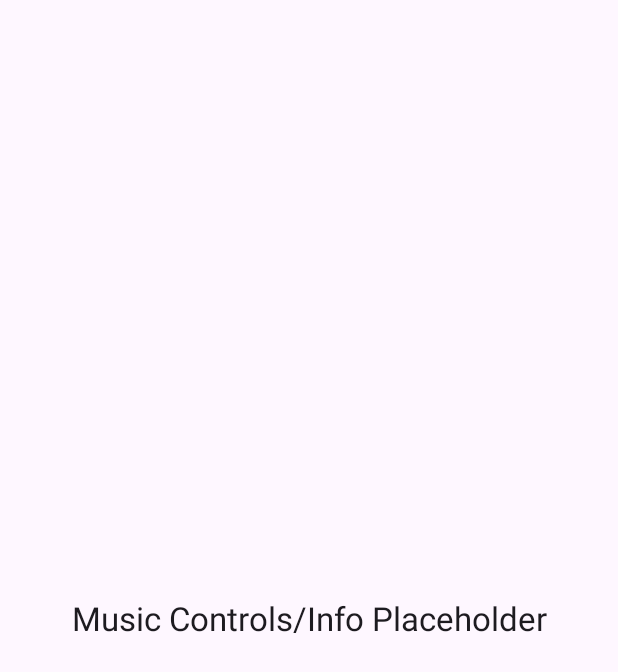
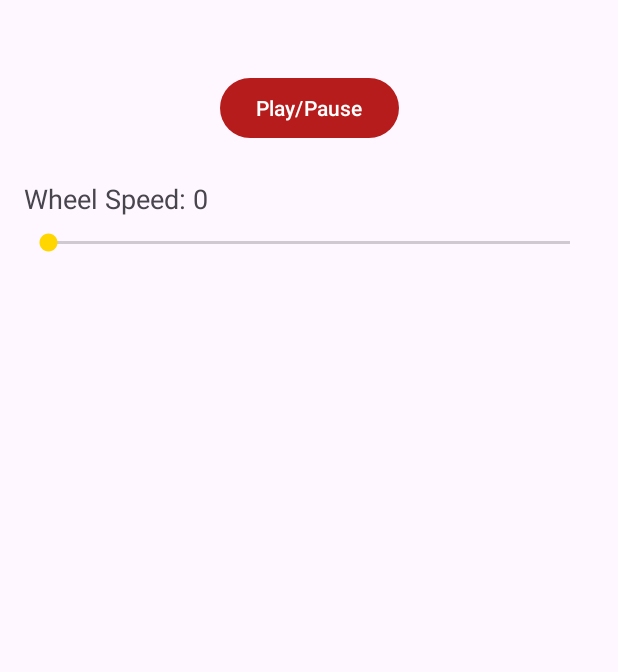
Before and after one commit to m-h-pham/music-bike, an Android app: the fragment MusicFragment shown on its own in the app's theme, on a phone screen of 412 x 824 dp. Shown: the top 672 px of the screen. Run offline under Robolectric (Android 15) with nearby library versions, the light colour scheme and no system bars; network calls fail.

Commit message:
Added play/pause button and manual wheel speed parameter adjustment bar to app

```diff
--- a/MusicBike/app/src/main/java/com/app/musicbike/ui/fragments/MusicFragment.kt
+++ b/MusicBike/app/src/main/java/com/app/musicbike/ui/fragments/MusicFragment.kt
@@ -4,8 +4,9 @@ import android.os.Bundle
 import android.view.LayoutInflater
 import android.view.View
 import android.view.ViewGroup
+import android.widget.SeekBar
 import androidx.fragment.app.Fragment
-import com.app.musicbike.databinding.FragmentMusicBinding // Import generated binding
+import com.app.musicbike.databinding.FragmentMusicBinding
 
 class MusicFragment : Fragment() {
 
@@ -22,8 +23,30 @@ class MusicFragment : Fragment() {
 
     override fun onViewCreated(view: View, savedInstanceState: Bundle?) {
         super.onViewCreated(view, savedInstanceState)
-        // TODO: Add logic for music controls, FMOD interaction, etc.
-        // Example access: binding.textMusicPlaceholder.text = "..."
+
+        val mainActivity = activity as? com.app.musicbike.ui.activities.MainActivity
+
+        // Toggle play/pause
+        binding.toggleButton.setOnClickListener {
+            mainActivity?.toggleFMODPlayback()
+
+            // Update label based on actual FMOD state
+            binding.toggleButton.postDelayed({
+                val isPaused = mainActivity?.isFMODPaused() ?: true
+                binding.toggleButton.text = if (isPaused) "Play" else "Pause"
+            }, 100)
+        }
+
+        // Manual Wheel Speed parameter control
+        binding.wheelSpeedSeekBar.setOnSeekBarChangeListener(object : SeekBar.OnSeekBarChangeListener {
+            override fun onProgressChanged(seekBar: SeekBar?, progress: Int, fromUser: Boolean) {
+                binding.wheelSpeedLabel.text = "Wheel Speed: $progress"
+                mainActivity?.setFMODParameter("Wheel Speed", progress.toFloat())
+            }
+
+            override fun onStartTrackingTouch(seekBar: SeekBar?) {}
+            override fun onStopTrackingTouch(seekBar: SeekBar?) {}
+        })
     }
 
     override fun onDestroyView() {
--- a/MusicBike/app/src/main/res/layout/fragment_music.xml
+++ b/MusicBike/app/src/main/res/layout/fragment_music.xml
@@ -5,15 +5,40 @@
     xmlns:tools="http://schemas.android.com/tools"
     android:layout_width="match_parent"
     android:layout_height="match_parent"
-    tools:context=".ui.fragments.MusicFragment"> <TextView
-    android:id="@+id/text_music_placeholder"
-    android:layout_width="wrap_content"
-    android:layout_height="wrap_content"
-    android:text="Music Controls/Info Placeholder"
-    android:textAppearance="@style/TextAppearance.AppCompat.Large"
-    app:layout_constraintBottom_toBottomOf="parent"
-    app:layout_constraintEnd_toEndOf="parent"
-    app:layout_constraintStart_toStartOf="parent"
-    app:layout_constraintTop_toTopOf="parent" />
+    tools:context=".ui.fragments.MusicFragment">
+
+    <Button
+        android:id="@+id/toggleButton"
+        android:layout_width="wrap_content"
+        android:layout_height="wrap_content"
+        android:layout_marginTop="48dp"
+        android:text="Play/Pause"
+        app:layout_constraintEnd_toEndOf="parent"
+        app:layout_constraintStart_toStartOf="parent"
+        app:layout_constraintTop_toTopOf="parent" />
+
+    <TextView
+        android:id="@+id/wheelSpeedLabel"
+        android:layout_width="wrap_content"
+        android:layout_height="wrap_content"
+        android:text="Wheel Speed: 0"
+        android:textAppearance="@style/TextAppearance.AppCompat.Medium"
+        app:layout_constraintTop_toBottomOf="@id/toggleButton"
+        app:layout_constraintStart_toStartOf="parent"
+        android:layout_marginTop="24dp"
+        android:layout_marginStart="16dp" />
+
+
+    <SeekBar
+        android:id="@+id/wheelSpeedSeekBar"
+        android:layout_width="0dp"
+        android:layout_height="wrap_content"
+        android:max="100"
+        app:layout_constraintTop_toBottomOf="@id/wheelSpeedLabel"
+        app:layout_constraintStart_toStartOf="parent"
+        app:layout_constraintEnd_toEndOf="parent"
+        android:layout_marginStart="16dp"
+        android:layout_marginEnd="16dp"
+        android:layout_marginTop="8dp" />
 
 </androidx.constraintlayout.widget.ConstraintLayout>
```
Also changed, not shown: MusicBike/app/src/main/java/com/app/musicbike/ui/activities/MainActivity.kt (+11 -3 lines), 1 other file.
